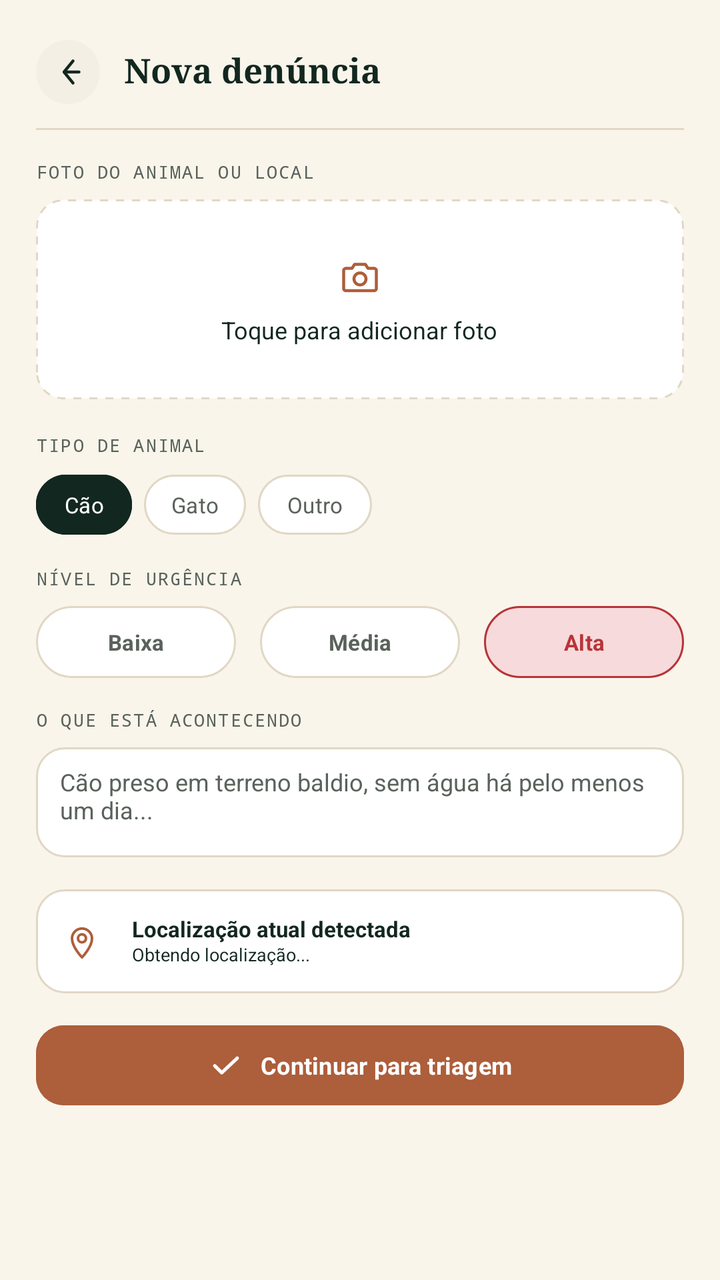
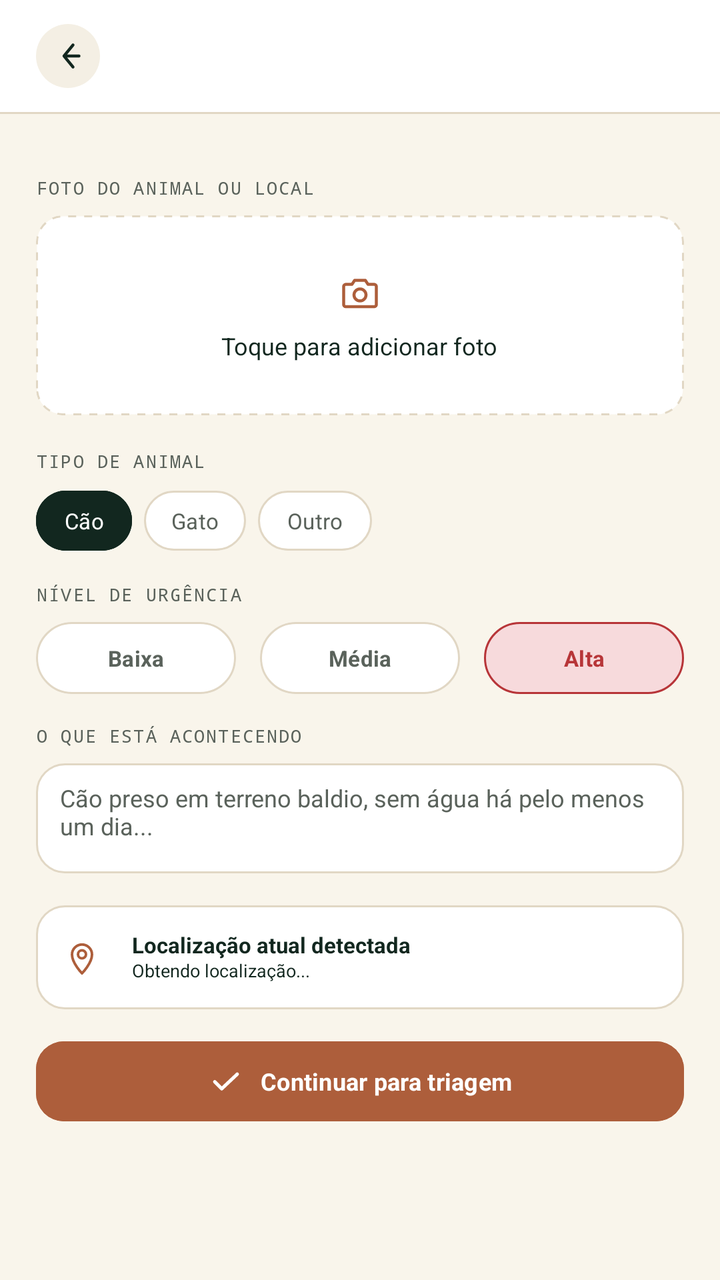

Compare the two renders of this Android layout. The source of the first and the diff that turns it into the second are given below.
<!-- AndroidManifest.xml: application theme Theme.WeAnimals -->
<!-- res/layout/activity_report.xml -->
<?xml version="1.0" encoding="utf-8"?>
<ScrollView xmlns:android="http://schemas.android.com/apk/res/android"
    xmlns:app="http://schemas.android.com/apk/res-auto"
    xmlns:tools="http://schemas.android.com/tools"
    android:id="@+id/report_scroll"
    android:layout_width="match_parent"
    android:layout_height="match_parent"
    android:background="@color/background"
    android:fillViewport="true"
    android:overScrollMode="never"
    android:scrollbars="none"
    tools:context=".report.presentation.ReportActivity">

    <LinearLayout
        android:layout_width="match_parent"
        android:layout_height="wrap_content"
        android:orientation="vertical"
        android:paddingStart="18dp"
        android:paddingTop="16dp"
        android:paddingEnd="18dp"
        android:paddingBottom="24dp">

        <LinearLayout
            android:id="@+id/report_header"
            android:layout_width="match_parent"
            android:layout_height="40dp"
            android:gravity="center_vertical"
            android:orientation="horizontal">

            <ImageButton
                android:id="@+id/back_button"
                android:layout_width="32dp"
                android:layout_height="32dp"
                android:background="@drawable/bg_back_button"
                android:contentDescription="@string/back"
                android:padding="7dp"
                android:src="@drawable/ic_arrow_back"
                android:tint="@color/ink" />

            <TextView
                android:id="@+id/report_title"
                android:layout_width="wrap_content"
                android:layout_height="wrap_content"
                android:layout_marginStart="12dp"
                android:fontFamily="serif"
                android:includeFontPadding="false"
                android:text="@string/report_title"
                android:textColor="@color/ink"
                android:textSize="@dimen/text_size_report_title"
                android:textStyle="bold" />
        </LinearLayout>

        <View
            android:id="@+id/header_divider"
            android:layout_width="match_parent"
            android:layout_height="1dp"
            android:layout_marginTop="8dp"
            android:background="@color/border" />

        <TextView
            android:id="@+id/photo_section_label"
            android:layout_width="wrap_content"
            android:layout_height="wrap_content"
            android:layout_marginTop="16dp"
            android:fontFamily="monospace"
            android:includeFontPadding="false"
            android:letterSpacing="0.08"
            android:text="@string/photo_section_label"
            android:textColor="@color/muted"
            android:textSize="@dimen/text_size_report_label" />

        <FrameLayout
            android:id="@+id/photo_dropzone"
            android:layout_width="match_parent"
            android:layout_height="100dp"
            android:layout_marginTop="8dp"
            android:background="@drawable/bg_photo_dropzone"
            android:clickable="true"
            android:clipToOutline="true"
            android:focusable="true"
            android:foreground="?attr/selectableItemBackground"
            android:padding="12dp">

            <ImageView
                android:id="@+id/photo_preview"
                android:layout_width="match_parent"
                android:layout_height="match_parent"
                android:contentDescription="@string/photo_selected_description"
                android:scaleType="centerCrop"
                android:visibility="gone" />

            <LinearLayout
                android:layout_width="match_parent"
                android:layout_height="match_parent"
                android:gravity="center"
                android:orientation="vertical">

                <ImageView
                    android:id="@+id/photo_icon"
                    android:layout_width="24dp"
                    android:layout_height="24dp"
                    android:contentDescription=""
                    android:src="@drawable/ic_camera"
                    android:tint="@color/terracotta" />

                <TextView
                    android:id="@+id/photo_prompt"
                    android:layout_width="wrap_content"
                    android:layout_height="wrap_content"
                    android:layout_marginTop="8dp"
                    android:fontFamily="sans-serif"
                    android:includeFontPadding="false"
                    android:text="@string/add_photo"
                    android:textColor="@color/ink"
                    android:textSize="@dimen/text_size_report_body" />
            </LinearLayout>
        </FrameLayout>

        <TextView
            android:id="@+id/animal_type_label"
            android:layout_width="wrap_content"
            android:layout_height="wrap_content"
            android:layout_marginTop="18dp"
            android:fontFamily="monospace"
            android:includeFontPadding="false"
            android:letterSpacing="0.08"
            android:text="@string/animal_type"
            android:textColor="@color/muted"
            android:textSize="@dimen/text_size_report_label" />

        <LinearLayout
            android:id="@+id/animal_type_group"
            android:layout_width="match_parent"
            android:layout_height="32dp"
            android:layout_marginTop="8dp"
            android:gravity="start|center_vertical"
            android:orientation="horizontal">

            <com.google.android.material.button.MaterialButton
                android:id="@+id/dog_button"
                android:layout_width="48dp"
                android:layout_height="30dp"
                android:backgroundTint="@color/ink"
                android:fontFamily="sans-serif"
                android:insetTop="0dp"
                android:insetBottom="0dp"
                android:minWidth="0dp"
                android:minHeight="0dp"
                android:paddingStart="5dp"
                android:paddingEnd="5dp"
                android:text="@string/dog"
                android:textAllCaps="false"
                android:textColor="@color/white"
                android:textSize="@dimen/text_size_report_chip"
                app:cornerRadius="18dp"
                app:strokeColor="@color/ink"
                app:strokeWidth="1dp" />

            <com.google.android.material.button.MaterialButton
                android:id="@+id/cat_button"
                android:layout_width="51dp"
                android:layout_height="30dp"
                android:layout_marginStart="6dp"
                android:backgroundTint="@color/surface"
                android:fontFamily="sans-serif"
                android:insetTop="0dp"
                android:insetBottom="0dp"
                android:minWidth="0dp"
                android:minHeight="0dp"
                android:paddingStart="5dp"
                android:paddingEnd="5dp"
                android:text="@string/cat"
                android:textAllCaps="false"
                android:textColor="@color/muted"
                android:textSize="@dimen/text_size_report_chip"
                app:cornerRadius="18dp"
                app:strokeColor="@color/border"
                app:strokeWidth="1dp" />

            <com.google.android.material.button.MaterialButton
                android:id="@+id/other_button"
                android:layout_width="57dp"
                android:layout_height="30dp"
                android:layout_marginStart="6dp"
                android:backgroundTint="@color/surface"
                android:fontFamily="sans-serif"
                android:insetTop="0dp"
                android:insetBottom="0dp"
                android:minWidth="0dp"
                android:minHeight="0dp"
                android:paddingStart="5dp"
                android:paddingEnd="5dp"
                android:text="@string/other"
                android:textAllCaps="false"
                android:textColor="@color/muted"
                android:textSize="@dimen/text_size_report_chip"
                app:cornerRadius="18dp"
                app:strokeColor="@color/border"
                app:strokeWidth="1dp" />
        </LinearLayout>

        <TextView
            android:id="@+id/urgency_label"
            android:layout_width="wrap_content"
            android:layout_height="wrap_content"
            android:layout_marginTop="16dp"
            android:fontFamily="monospace"
            android:includeFontPadding="false"
            android:letterSpacing="0.08"
            android:text="@string/urgency_level"
            android:textColor="@color/muted"
            android:textSize="@dimen/text_size_report_label" />

        <LinearLayout
            android:id="@+id/urgency_group"
            android:layout_width="match_parent"
            android:layout_height="36dp"
            android:layout_marginTop="8dp"
            android:gravity="center_vertical"
            android:orientation="horizontal">

            <com.google.android.material.button.MaterialButton
                android:id="@+id/urgency_low_button"
                android:layout_width="0dp"
                android:layout_height="36dp"
                android:layout_marginEnd="8dp"
                android:layout_weight="1"
                android:backgroundTint="@color/surface"
                android:fontFamily="sans-serif"
                android:insetTop="0dp"
                android:insetBottom="0dp"
                android:minWidth="0dp"
                android:minHeight="0dp"
                android:paddingStart="4dp"
                android:paddingEnd="4dp"
                android:text="@string/urgency_low"
                android:textAllCaps="false"
                android:textColor="@color/muted"
                android:textSize="@dimen/text_size_report_chip"
                android:textStyle="bold"
                app:cornerRadius="18dp"
                app:strokeColor="@color/border"
                app:strokeWidth="1dp" />

            <com.google.android.material.button.MaterialButton
                android:id="@+id/urgency_medium_button"
                android:layout_width="0dp"
                android:layout_height="36dp"
                android:layout_marginStart="4dp"
                android:layout_marginEnd="4dp"
                android:layout_weight="1"
                android:backgroundTint="@color/surface"
                android:fontFamily="sans-serif"
                android:insetTop="0dp"
                android:insetBottom="0dp"
                android:minWidth="0dp"
                android:minHeight="0dp"
                android:paddingStart="4dp"
                android:paddingEnd="4dp"
                android:text="@string/urgency_medium"
                android:textAllCaps="false"
                android:textColor="@color/muted"
                android:textSize="@dimen/text_size_report_chip"
                android:textStyle="bold"
                app:cornerRadius="18dp"
                app:strokeColor="@color/border"
                app:strokeWidth="1dp" />

            <com.google.android.material.button.MaterialButton
                android:id="@+id/urgency_high_button"
                android:layout_width="0dp"
                android:layout_height="36dp"
                android:layout_marginStart="8dp"
                android:layout_weight="1"
                android:backgroundTint="@color/soft_red"
                android:fontFamily="sans-serif"
                android:insetTop="0dp"
                android:insetBottom="0dp"
                android:minWidth="0dp"
                android:minHeight="0dp"
                android:paddingStart="4dp"
                android:paddingEnd="4dp"
                android:text="@string/urgency_high"
                android:textAllCaps="false"
                android:textColor="@color/red"
                android:textSize="@dimen/text_size_report_chip"
                android:textStyle="bold"
                app:cornerRadius="18dp"
                app:strokeColor="@color/red"
                app:strokeWidth="1dp" />
        </LinearLayout>

        <TextView
            android:id="@+id/description_label"
            android:layout_width="wrap_content"
            android:layout_height="wrap_content"
            android:layout_marginTop="16dp"
            android:fontFamily="monospace"
            android:includeFontPadding="false"
            android:letterSpacing="0.08"
            android:text="@string/what_is_happening"
            android:textColor="@color/muted"
            android:textSize="@dimen/text_size_report_label" />

        <EditText
            android:id="@+id/description_edit"
            android:layout_width="match_parent"
            android:layout_height="55dp"
            android:layout_marginTop="8dp"
            android:background="@drawable/bg_report_card"
            android:fontFamily="sans-serif"
            android:gravity="top|start"
            android:hint="@string/report_description"
            android:includeFontPadding="false"
            android:inputType="textCapSentences|textMultiLine"
            android:maxLines="2"
            android:paddingStart="12dp"
            android:paddingTop="11dp"
            android:paddingEnd="12dp"
            android:paddingBottom="8dp"
            android:textColor="@color/muted"
            android:textColorHint="@color/muted"
            android:textSize="@dimen/text_size_report_body" />

        <FrameLayout
            android:id="@+id/location_card"
            android:layout_width="match_parent"
            android:layout_height="52dp"
            android:layout_marginTop="16dp"
            android:background="@drawable/bg_report_card"
            android:clickable="true"
            android:focusable="true"
            android:foreground="?attr/selectableItemBackground"
            android:paddingStart="12dp"
            android:paddingEnd="12dp">

            <ImageView
                android:id="@+id/location_icon"
                android:layout_width="22dp"
                android:layout_height="22dp"
                android:layout_gravity="start|center_vertical"
                android:contentDescription=""
                android:src="@drawable/ic_location_pin"
                android:tint="@color/terracotta" />

            <LinearLayout
                android:layout_width="match_parent"
                android:layout_height="wrap_content"
                android:layout_gravity="center_vertical"
                android:layout_marginStart="36dp"
                android:orientation="vertical">

                <TextView
                    android:id="@+id/location_title"
                    android:layout_width="match_parent"
                    android:layout_height="wrap_content"
                    android:fontFamily="sans-serif"
                    android:includeFontPadding="false"
                    android:text="@string/current_location"
                    android:textColor="@color/ink"
                    android:textSize="@dimen/text_size_location_title"
                    android:textStyle="bold" />

                <TextView
                    android:id="@+id/location_address"
                    android:layout_width="match_parent"
                    android:layout_height="wrap_content"
                    android:layout_marginTop="1dp"
                    android:fontFamily="sans-serif"
                    android:includeFontPadding="false"
                    android:text="@string/location_loading"
                    android:textColor="@color/ink"
                    android:textSize="@dimen/text_size_location_address" />
            </LinearLayout>
        </FrameLayout>

        <com.google.android.material.button.MaterialButton
            android:id="@+id/continue_screening_button"
            android:layout_width="match_parent"
            android:layout_height="40dp"
            android:layout_marginTop="16dp"
            android:backgroundTint="@color/terracotta"
            android:fontFamily="sans-serif"
            android:insetTop="0dp"
            android:insetBottom="0dp"
            android:minHeight="0dp"
            android:text="@string/continue_screening"
            android:textAllCaps="false"
            android:textColor="@color/white"
            android:textSize="@dimen/text_size_button"
            android:textStyle="bold"
            app:cornerRadius="14dp"
            app:icon="@drawable/ic_check"
            app:iconGravity="textStart"
            app:iconPadding="8dp"
            app:iconTint="@color/white" />

    </LinearLayout>
</ScrollView>
<!-- resources referenced by this layout -->
<resources>
  <color name="background">#FFF9F5EB</color>
  <color name="border">#FFE1D7C4</color>
  <color name="ink">#FF12271F</color>
  <color name="muted">#FF5A625B</color>
  <color name="red">#FFB73538</color>
  <color name="soft_red">#FFF7DADC</color>
  <color name="surface">#FFFFFFFF</color>
  <color name="terracotta">#FFAD5E3B</color>
  <color name="white">#FFFFFFFF</color>
  <dimen name="text_size_button">12sp</dimen>
  <dimen name="text_size_location_address">9sp</dimen>
  <dimen name="text_size_location_title">11sp</dimen>
  <dimen name="text_size_report_body">12sp</dimen>
  <dimen name="text_size_report_chip">11sp</dimen>
  <dimen name="text_size_report_label">9sp</dimen>
  <dimen name="text_size_report_title">17sp</dimen>
  <!-- drawable bg_back_button (drawable) -->
  <?xml version="1.0" encoding="utf-8"?>
  <shape xmlns:android="http://schemas.android.com/apk/res/android">
      <solid android:color="@color/soft_cream" />
      <corners android:radius="20dp" />
  </shape>
  <!-- drawable bg_photo_dropzone (drawable) -->
  <?xml version="1.0" encoding="utf-8"?>
  <shape xmlns:android="http://schemas.android.com/apk/res/android">
      <solid android:color="@color/surface" />
      <stroke
          android:width="1dp"
          android:color="@color/border"
          android:dashWidth="4dp"
          android:dashGap="4dp" />
      <corners android:radius="13dp" />
  </shape>
  <!-- drawable bg_report_card (drawable) -->
  <?xml version="1.0" encoding="utf-8"?>
  <shape xmlns:android="http://schemas.android.com/apk/res/android">
      <solid android:color="@color/surface" />
      <stroke
          android:width="1dp"
          android:color="@color/border" />
      <corners android:radius="14dp" />
  </shape>
  <!-- drawable ic_check (drawable) -->
  <?xml version="1.0" encoding="utf-8"?>
  <vector xmlns:android="http://schemas.android.com/apk/res/android"
      android:width="16dp"
      android:height="16dp"
      android:viewportWidth="16"
      android:viewportHeight="16">
      <path
          android:fillColor="@android:color/transparent"
          android:pathData="M3,8.2l3.1,3.1L13,4.8"
          android:strokeColor="@color/white"
          android:strokeLineCap="round"
          android:strokeLineJoin="round"
          android:strokeWidth="1.5" />
  </vector>
  <string name="add_photo">Toque para adicionar foto</string>
  <string name="animal_type">TIPO DE ANIMAL</string>
  <string name="back">Voltar</string>
  <string name="cat">Gato</string>
  <string name="continue_screening">Continuar para triagem</string>
  <string name="current_location">Localização atual detectada</string>
  <string name="dog">Cão</string>
  <string name="location_loading">Obtendo localização...</string>
  <string name="other">Outro</string>
  <string name="photo_section_label">FOTO DO ANIMAL OU LOCAL</string>
  <string name="photo_selected_description">Foto selecionada do animal ou local</string>
  <string name="report_description">Cão preso em terreno baldio, sem água há pelo menos um dia...</string>
  <string name="report_title">Nova denúncia</string>
  <string name="urgency_high">Alta</string>
  <string name="urgency_level">NÍVEL DE URGÊNCIA</string>
  <string name="urgency_low">Baixa</string>
  <string name="urgency_medium">Média</string>
  <string name="what_is_happening">O QUE ESTÁ ACONTECENDO</string>
  <style name="Theme.WeAnimals" parent="Base.Theme.WeAnimals" />
  <color name="soft_cream">#FFF4EFE4</color>
  <style name="Base.Theme.WeAnimals" parent="Theme.Material3.DayNight.NoActionBar">
          <item name="android:fontFamily">sans</item>
          <item name="android:windowLightStatusBar">true</item>
          <item name="android:statusBarColor">@color/background</item>
          <item name="android:navigationBarColor">@color/background</item>
          <item name="android:windowLightNavigationBar">true</item>
          <item name="android:colorAccent">@color/terracotta</item>
      </style>
  <!-- unchanged entries left out for length: 3 -->
</resources>

<!-- the commit's change to res/layout/activity_report.xml (unified diff, before → after) -->
@@ -1,15 +1,27 @@
 <?xml version="1.0" encoding="utf-8"?>
-<ScrollView xmlns:android="http://schemas.android.com/apk/res/android"
+<LinearLayout xmlns:android="http://schemas.android.com/apk/res/android"
     xmlns:app="http://schemas.android.com/apk/res-auto"
     xmlns:tools="http://schemas.android.com/tools"
-    android:id="@+id/report_scroll"
     android:layout_width="match_parent"
     android:layout_height="match_parent"
     android:background="@color/background"
-    android:fillViewport="true"
-    android:overScrollMode="never"
-    android:scrollbars="none"
-    tools:context=".report.presentation.ReportActivity">
+    android:orientation="vertical"
+    tools:context=".reporting.report.presentation.ReportActivity">
+
+    <include
+        android:id="@+id/report_header"
+        android:layout_width="match_parent"
+        android:layout_height="wrap_content"
+        layout="@layout/view_screen_header" />
+
+    <ScrollView
+        android:id="@+id/report_scroll"
+        android:layout_width="match_parent"
+        android:layout_height="0dp"
+        android:layout_weight="1"
+        android:fillViewport="true"
+        android:overScrollMode="never"
+        android:scrollbars="none">
 
     <LinearLayout
         android:layout_width="match_parent"
@@ -19,43 +31,6 @@
         android:paddingTop="16dp"
         android:paddingEnd="18dp"
         android:paddingBottom="24dp">
-
-        <LinearLayout
-            android:id="@+id/report_header"
-            android:layout_width="match_parent"
-            android:layout_height="40dp"
-            android:gravity="center_vertical"
-            android:orientation="horizontal">
-
-            <ImageButton
-                android:id="@+id/back_button"
-                android:layout_width="32dp"
-                android:layout_height="32dp"
-                android:background="@drawable/bg_back_button"
-                android:contentDescription="@string/back"
-                android:padding="7dp"
-                android:src="@drawable/ic_arrow_back"
-                android:tint="@color/ink" />
-
-            <TextView
-                android:id="@+id/report_title"
-                android:layout_width="wrap_content"
-                android:layout_height="wrap_content"
-                android:layout_marginStart="12dp"
-                android:fontFamily="serif"
-                android:includeFontPadding="false"
-                android:text="@string/report_title"
-                android:textColor="@color/ink"
-                android:textSize="@dimen/text_size_report_title"
-                android:textStyle="bold" />
-        </LinearLayout>
-
-        <View
-            android:id="@+id/header_divider"
-            android:layout_width="match_parent"
-            android:layout_height="1dp"
-            android:layout_marginTop="8dp"
-            android:background="@color/border" />
 
         <TextView
             android:id="@+id/photo_section_label"
@@ -396,4 +371,53 @@
             app:iconTint="@color/white" />
 
     </LinearLayout>
-</ScrollView>
+    </ScrollView>
+</LinearLayout>
+<!-- res/layout/view_screen_header.xml (included above) -->
+<?xml version="1.0" encoding="utf-8"?>
+<LinearLayout xmlns:android="http://schemas.android.com/apk/res/android"
+    android:layout_width="match_parent"
+    android:layout_height="wrap_content"
+    android:background="@color/surface"
+    android:orientation="vertical">
+
+    <LinearLayout
+        android:id="@+id/header_content"
+        android:layout_width="match_parent"
+        android:layout_height="56dp"
+        android:gravity="center_vertical"
+        android:orientation="horizontal"
+        android:paddingStart="18dp"
+        android:paddingEnd="18dp">
+
+        <ImageButton
+            android:id="@+id/back_button"
+            android:layout_width="32dp"
+            android:layout_height="32dp"
+            android:background="@drawable/bg_back_button"
+            android:contentDescription="@string/back"
+            android:gravity="center"
+            android:padding="0dp"
+            android:scaleType="center"
+            android:src="@drawable/ic_arrow_back"
+            android:tint="@color/ink" />
+
+        <TextView
+            android:id="@+id/header_title"
+            android:layout_width="0dp"
+            android:layout_height="wrap_content"
+            android:layout_marginStart="12dp"
+            android:layout_weight="1"
+            android:fontFamily="serif"
+            android:includeFontPadding="false"
+            android:textColor="@color/ink"
+            android:textSize="@dimen/text_size_report_title"
+            android:textStyle="bold" />
+    </LinearLayout>
+
+    <View
+        android:id="@+id/header_divider"
+        android:layout_width="match_parent"
+        android:layout_height="1dp"
+        android:background="@color/border" />
+</LinearLayout>
<!-- resource entries referenced after the edit -->
@@ -69,7 +69,6 @@
   <string name="photo_section_label">FOTO DO ANIMAL OU LOCAL</string>
   <string name="photo_selected_description">Foto selecionada do animal ou local</string>
   <string name="report_description">Cão preso em terreno baldio, sem água há pelo menos um dia...</string>
-  <string name="report_title">Nova denúncia</string>
   <string name="urgency_high">Alta</string>
   <string name="urgency_level">NÍVEL DE URGÊNCIA</string>
   <string name="urgency_low">Baixa</string>
